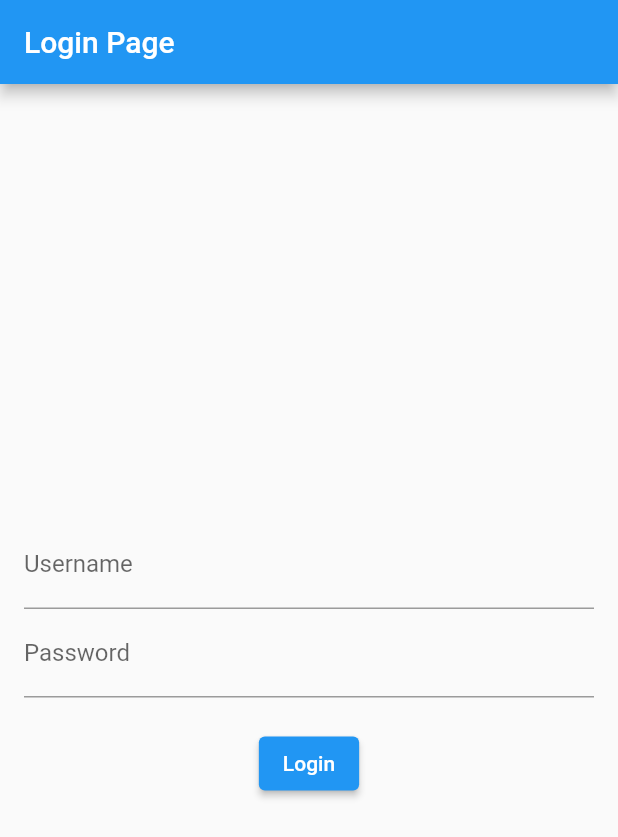
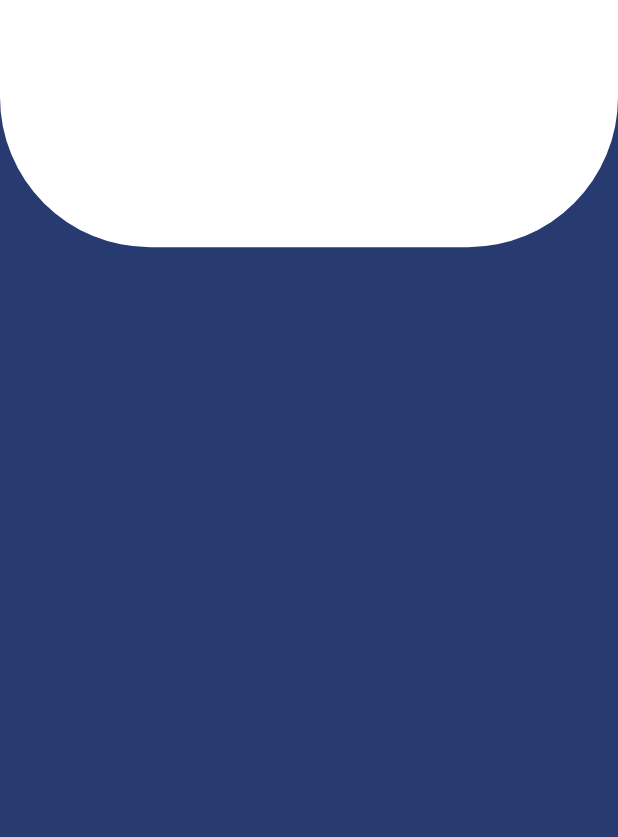
Before and after one commit to bajpaiVivek/e-commerce, a Flutter app: the screen it shows after launch, on a phone screen of 412 x 824 dp. Shown: the top 837 px of the screen. Run offline on Flutter 3.47's test engine with Material 2 defaults, Android fonts, the phone set to English and light mode, and no system bars; drawn by our look-alikes of snippet_coder_utils; our stand-ins replace shared_preferences.

Commit message:
some changes in ui

```diff
--- a/lib/screens/login_screen.dart
+++ b/lib/screens/login_screen.dart
@@ -1,7 +1,8 @@
 import 'package:flutter/material.dart';
-
+import 'package:snippet_coder_utils/hex_color.dart';
+import 'package:snippet_coder_utils/ProgressHUD.dart';
 import '../services/auth_services.dart';
-//import '../screens/home_screen.dart';
+import '../screens/home_screen.dart';
 
 class LoginScreen extends StatefulWidget {
   const LoginScreen({Key? key}) : super(key: key);
@@ -11,54 +12,91 @@ class LoginScreen extends StatefulWidget {
 }
 
 class _LoginScreenState extends State<LoginScreen> {
+  bool isAPIcallProcess = false;
+  bool hidePassword = false;
+  GlobalKey<FormState> globalFormKey = GlobalKey<FormState>();
+  String? username;
+  String? password;
+
   final AuthService authService =
       AuthService(baseUrl: 'https://products-9q0g.onrender.com');
   final TextEditingController usernameController = TextEditingController();
   final TextEditingController passwordController = TextEditingController();
 
-  Future<void> login() async {
+  bool isLoading = false;
+
+  Future<dynamic> login() async {
+    setState(() {
+      isLoading = true;
+    });
+
     final String username = usernameController.text;
     final String password = passwordController.text;
 
     final Map<String, dynamic> result =
         await authService.login(username, password);
 
+    setState(() {
+      isLoading = true;
+    });
+
     if (result.containsKey('error')) {
       print('Login error: ${result['error']}');
     } else {
-      // Login successful, handle success (e.g., navigate to another screen)
       print('Login successful');
       print('User Profile: ${result['username']}, ${result['email']}');
+
+      if (context.mounted) {
+        return Navigator.pushReplacement(
+          context,
+          MaterialPageRoute(
+            builder: (context) => const HomeScreen(),
+          ),
+        );
+      }
     }
   }
 
   @override
   Widget build(BuildContext context) {
-    return Scaffold(
-      appBar: AppBar(
-        title: const Text('Login Page'),
-      ),
-      body: Padding(
-        padding: const EdgeInsets.all(16.0),
-        child: Column(
-          mainAxisAlignment: MainAxisAlignment.center,
-          children: [
-            TextField(
-              controller: usernameController,
-              decoration: const InputDecoration(labelText: 'Username'),
+    return SafeArea(
+      child: Scaffold(
+          backgroundColor: HexColor("#283B71"),
+          body: ProgressHUD(
+            child: Form(
+              key: globalFormKey,
+              child: _loginUI(context),
             ),
-            TextField(
-              controller: passwordController,
-              obscureText: true,
-              decoration: const InputDecoration(labelText: 'Password'),
-            ),
-            const SizedBox(height: 20),
-            ElevatedButton(
-              onPressed: login,
-              child: const Text('Login'),
-            ),
-          ],
-        ),
+            inAsyncCall: isAPIcallProcess,
+            key: UniqueKey(),
+          )),
+    );
+  }
+
+  Widget _loginUI(BuildContext context) {
+    return SingleChildScrollView(
+      child: Column(
+        mainAxisAlignment: MainAxisAlignment.start,
+        crossAxisAlignment: CrossAxisAlignment.start,
+        children: [
+          Container(
+            width: MediaQuery.of(context).size.width,
+            height: MediaQuery.of(context).size.height / 5,
+            decoration: const BoxDecoration(
+                gradient: LinearGradient(
+                  begin: Alignment.topCenter,
+                  end: Alignment.bottomCenter,
+                  colors: [
+                    Colors.white,
+                    Colors.white,
+                  ],
+                ),
+                borderRadius: BorderRadius.only(
+                  bottomLeft: Radius.circular(100),
+                  bottomRight: Radius.circular(100),
+                )),
+          )
+        ],
       ),
     );
   }
--- a/pubspec.yaml
+++ b/pubspec.yaml
@@ -11,7 +11,7 @@ dependencies:
     sdk: flutter
   http: ^0.13.5
   shared_preferences: ^2.0.18
-  jwt_decoder: ^2.0.1
+  snippet_coder_utils: ^1.0.15
 
 dev_dependencies:
   flutter_test:
```
